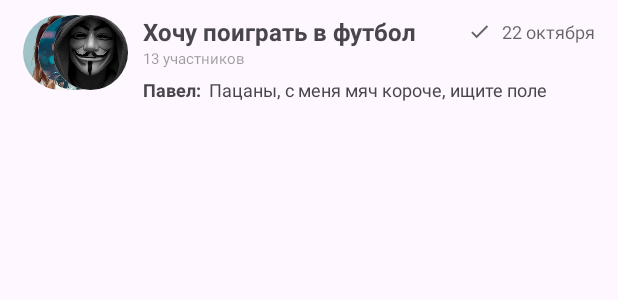
After one commit to VopRos-ZP/Meetpeople, an Android app: the layout dialog_card_meeting.xml on its own in the app's theme, with its tools: preview values and no code run, on a phone screen of 412 x 824 dp. The commit adds this screen. Shown: the top 300 px of the screen. Run offline under Robolectric (Android 15) with nearby library versions, the phone set to English and light mode, and no system bars.

Commit message:
Update design concept

```diff
--- /dev/null
+++ b/app/src/main/res/drawable/icon_read.xml
@@ -0,0 +1,5 @@
+<vector android:height="24dp" android:tint="#000000"
+    android:viewportHeight="24" android:viewportWidth="24"
+    android:width="24dp" xmlns:android="http://schemas.android.com/apk/res/android">
+    <path android:fillColor="@android:color/white" android:pathData="M18,7l-1.41,-1.41 -6.34,6.34 1.41,1.41L18,7zM22.24,5.59L11.66,16.17 7.48,12l-1.41,1.41L11.66,19l12,-12 -1.42,-1.41zM0.41,13.41L6,19l1.41,-1.41L1.83,12 0.41,13.41z"/>
+</vector>
--- /dev/null
+++ b/app/src/main/res/drawable/icon_send.xml
@@ -0,0 +1,5 @@
+<vector android:height="24dp" android:tint="#000000"
+    android:viewportHeight="24" android:viewportWidth="24"
+    android:width="24dp" xmlns:android="http://schemas.android.com/apk/res/android">
+    <path android:fillColor="@android:color/white" android:pathData="M9,16.2L4.8,12l-1.4,1.4L9,19 21,7l-1.4,-1.4L9,16.2z"/>
+</vector>
--- /dev/null
+++ b/app/src/main/res/layout/dialog_card_meeting.xml
@@ -0,0 +1,128 @@
+<?xml version="1.0" encoding="utf-8"?>
+<androidx.constraintlayout.widget.ConstraintLayout xmlns:android="http://schemas.android.com/apk/res/android"
+    xmlns:app="http://schemas.android.com/apk/res-auto"
+    xmlns:tools="http://schemas.android.com/tools"
+    android:layout_width="match_parent"
+    android:layout_height="wrap_content"
+    android:paddingStart="15dp"
+    android:paddingTop="10dp"
+    android:paddingEnd="15dp"
+    android:paddingBottom="10dp">
+
+    <RelativeLayout
+        android:id="@+id/icon"
+        android:layout_width="wrap_content"
+        android:layout_height="0dp"
+        app:layout_constraintBottom_toBottomOf="parent"
+        app:layout_constraintEnd_toStartOf="@id/tv_userName"
+        app:layout_constraintStart_toStartOf="parent"
+        app:layout_constraintTop_toTopOf="parent">
+
+        <androidx.constraintlayout.utils.widget.ImageFilterView
+            android:layout_width="50dp"
+            android:layout_height="50dp"
+            android:background="@color/white"
+            android:scaleType="centerCrop"
+            app:roundPercent="1"
+            app:srcCompat="@drawable/test_ava" />
+
+        <androidx.constraintlayout.utils.widget.ImageFilterView
+            android:layout_width="50dp"
+            android:layout_height="50dp"
+            android:layout_marginStart="10dp"
+            android:background="@color/white"
+            android:scaleType="centerCrop"
+            app:roundPercent="1"
+            app:srcCompat="@drawable/test_ava_2" />
+
+        <androidx.constraintlayout.utils.widget.ImageFilterView
+            android:layout_width="50dp"
+            android:layout_height="50dp"
+            android:layout_marginStart="20dp"
+            android:background="@color/white"
+            android:scaleType="centerCrop"
+            app:roundPercent="1"
+            app:srcCompat="@drawable/test_ava_3" />
+
+    </RelativeLayout>
+
+    <TextView
+        android:id="@+id/tv_userName"
+        android:layout_width="wrap_content"
+        android:layout_height="wrap_content"
+        android:layout_marginStart="10dp"
+        android:textSize="16sp"
+        android:textStyle="bold"
+        app:layout_constraintStart_toEndOf="@id/icon"
+        app:layout_constraintTop_toTopOf="parent"
+        tools:text="Хочу поиграть в футбол" />
+
+    <TextView
+        android:id="@+id/tv_count"
+        android:layout_width="wrap_content"
+        android:layout_height="wrap_content"
+        android:textColor="@color/darkText_disableEmphasis"
+        android:textSize="10sp"
+        app:layout_constraintStart_toStartOf="@id/tv_userName"
+        app:layout_constraintTop_toBottomOf="@id/tv_userName"
+        tools:text="13 участников" />
+
+    <TextView
+        android:id="@+id/tv_whoIs"
+        android:layout_width="wrap_content"
+        android:layout_height="wrap_content"
+        android:layout_marginTop="5dp"
+        android:paddingEnd="5dp"
+        android:textSize="12sp"
+        android:textStyle="bold"
+        app:layout_constraintEnd_toStartOf="@id/tv_lastMessage"
+        app:layout_constraintStart_toStartOf="@id/tv_userName"
+        app:layout_constraintTop_toBottomOf="@id/tv_count"
+        tools:text="Павел:" />
+
+    <TextView
+        android:id="@+id/tv_lastMessage"
+        android:layout_width="wrap_content"
+        android:layout_height="wrap_content"
+        android:layout_marginTop="5dp"
+        android:layout_marginEnd="7dp"
+        android:textSize="12sp"
+        app:layout_constraintStart_toEndOf="@id/tv_whoIs"
+        app:layout_constraintTop_toBottomOf="@id/tv_count"
+        tools:text="Пацаны, с меня мяч короче, ищите поле" />
+
+    <ImageView
+        android:id="@+id/tv_statusMessage"
+        android:layout_width="15dp"
+        android:layout_height="15dp"
+        android:layout_marginEnd="7dp"
+        android:src="@drawable/icon_send"
+        app:layout_constraintBottom_toBottomOf="@id/tv_userName"
+        app:layout_constraintEnd_toStartOf="@id/tv_time"
+        app:layout_constraintTop_toTopOf="@id/tv_userName"
+        app:tint="@color/darkText_mediumEmphasis" />
+
+    <TextView
+        android:id="@+id/tv_time"
+        android:layout_width="wrap_content"
+        android:layout_height="wrap_content"
+        android:textColor="@color/darkText_mediumEmphasis"
+        android:textSize="12sp"
+        app:layout_constraintBottom_toBottomOf="@id/tv_userName"
+        app:layout_constraintEnd_toEndOf="parent"
+        app:layout_constraintTop_toTopOf="@id/tv_userName"
+        tools:text="22 октября" />
+
+    <com.google.android.material.divider.MaterialDivider
+        android:id="@+id/view"
+        android:layout_width="match_parent"
+        android:layout_height="0dp"
+        android:layout_marginTop="5dp"
+        app:dividerColor="@color/divider"
+        app:dividerThickness="1dp"
+        app:layout_constraintBottom_toBottomOf="parent"
+        app:layout_constraintEnd_toEndOf="parent"
+        app:layout_constraintStart_toStartOf="parent"
+        app:layout_constraintTop_toBottomOf="@id/icon" />
+
+</androidx.constraintlayout.widget.ConstraintLayout>
--- /dev/null
+++ b/app/src/main/res/layout/notification_card.xml
@@ -0,0 +1,6 @@
+<?xml version="1.0" encoding="utf-8"?>
+<androidx.constraintlayout.widget.ConstraintLayout xmlns:android="http://schemas.android.com/apk/res/android"
+    android:layout_width="match_parent"
+    android:layout_height="match_parent">
+
+</androidx.constraintlayout.widget.ConstraintLayout>
--- a/app/src/main/res/values/colors.xml
+++ b/app/src/main/res/values/colors.xml
@@ -6,4 +6,12 @@
     <color name="inactive_icon">#C2FFFFFF</color>
     <color name="item_ripple_color">#14FFFFFF</color>
     <color name="main">#FFA000</color>
+    <color name="divider">#1F000000</color>
+
+    <color name="darkText_highEmphasis">#DE000000</color> <!-- 87% -->
+    <color name="darkText_mediumEmphasis">#99000000</color> <!-- 60% -->
+    <color name="darkText_disableEmphasis">#61000000</color> <!-- 38% -->
+    <color name="lightText_highEmphasis">#DEFFFFFF</color> <!-- 87% -->
+    <color name="lightText_mediumEmphasis">#99FFFFFF</color> <!-- 60% -->
+    <color name="lightText_disableEmphasis">#61FFFFFF</color> <!-- 38% -->
 </resources>
```
Also changed, not shown: app/src/main/res/layout/dialog_card_person.xml (added, +95 -0 lines), app/src/main/res/layout/fragment_dialogs.xml (+13 -0 lines), app/src/main/res/layout/fragment_notifications.xml (+13 -0 lines), app/src/main/res/layout/meeting_card.xml (+71 -52 lines), app/src/main/res/drawable/test_ava.jpg (added), app/src/main/res/drawable/test_ava_2.jpg (added), app/src/main/res/drawable/test_ava_3.jpg (added).
